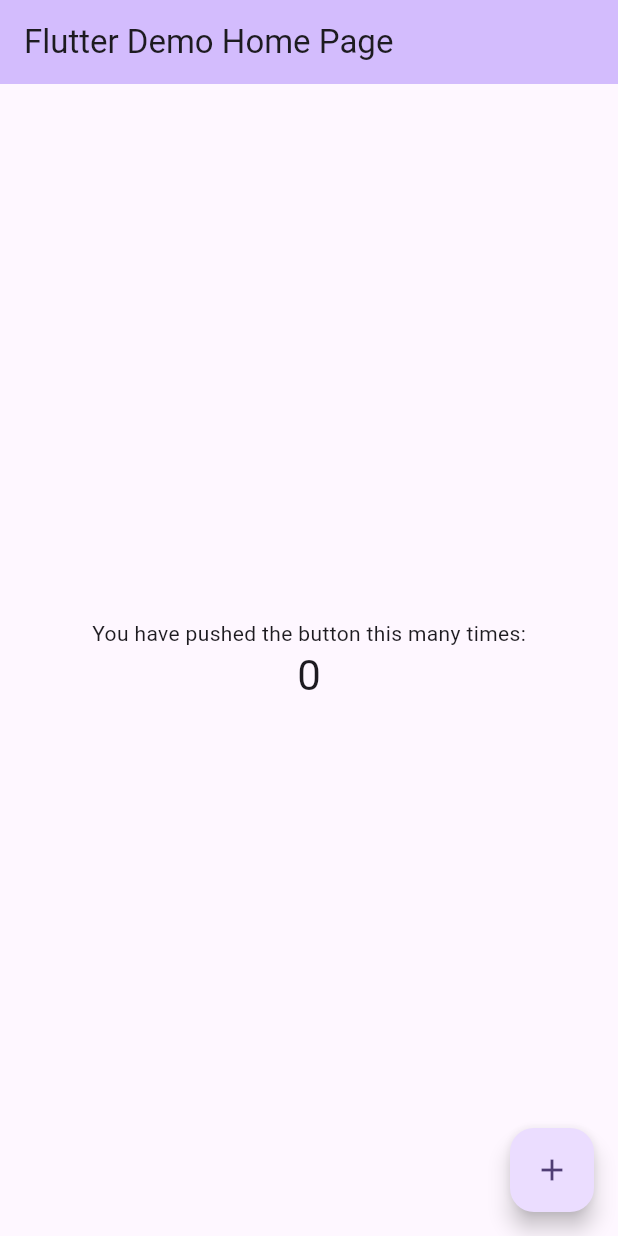
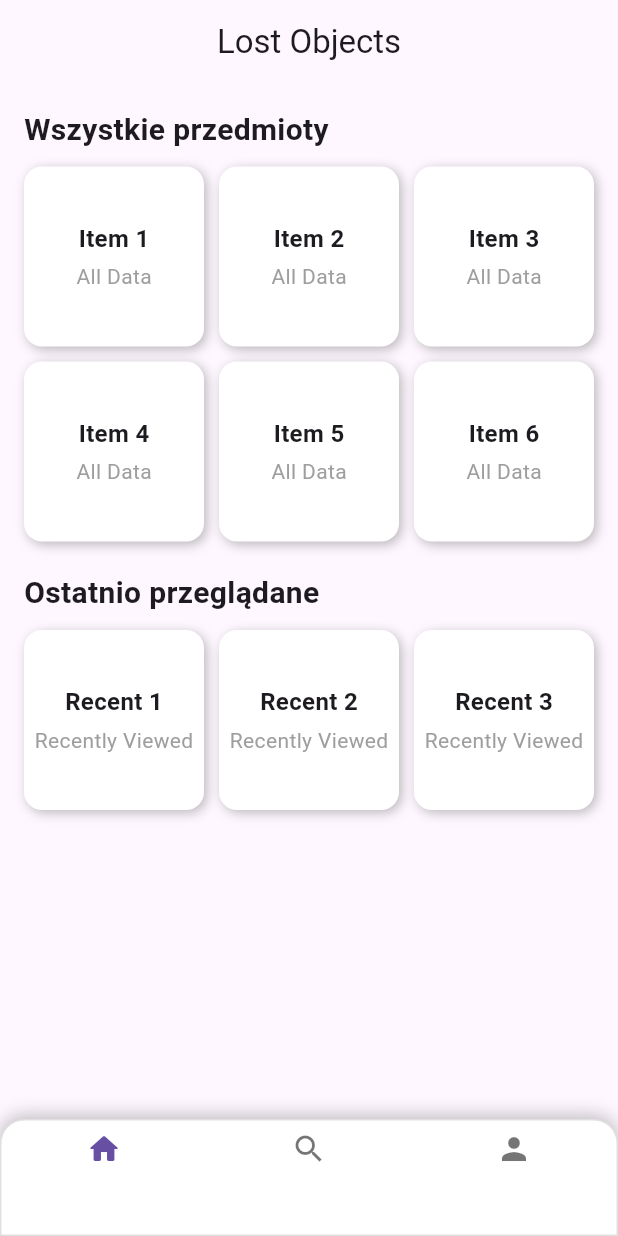
Before and after one commit to gabbaron105/licYolo, a Flutter app: the screen it shows after launch, on a phone screen of 412 x 824 dp. Run offline on Flutter 3.47's test engine with Material 3 defaults, Android fonts, the phone set to English and light mode, and no system bars.

Commit message:
dodanie troche frontu

```diff
--- /dev/null
+++ b/front/lib/components/custom_navbar.dart
@@ -0,0 +1,66 @@
+import 'package:flutter/material.dart';
+
+class CustomNavBar extends StatelessWidget {
+  final int currentIndex;
+  final Function(int) onTap;
+
+  CustomNavBar({required this.currentIndex, required this.onTap});
+
+  @override
+  Widget build(BuildContext context) {
+    return Container(
+      decoration: BoxDecoration(
+        color: Colors.white,
+        borderRadius: BorderRadius.only(
+          topLeft: Radius.circular(16.0),
+          topRight: Radius.circular(16.0),
+        ),
+        boxShadow: [
+          BoxShadow(
+            color: Colors.black26,
+            blurRadius: 10.0,
+            offset: Offset(0, -2),
+          ),
+        ],
+        border: Border.all(
+          color: Colors.grey.shade300,
+          width: 1.0,
+        ),
+      ),
+      child: BottomNavigationBar(
+        currentIndex: currentIndex,
+        onTap: onTap,
+        backgroundColor: Colors.transparent,
+        elevation: 0,
+        items: [
+          BottomNavigationBarItem(
+            icon: _navBarItem(Icons.home_rounded, ""),
+            label: '',
+          ),
+          BottomNavigationBarItem(
+            icon: _navBarItem(Icons.search, ""),
+            label: '',
+          ),
+          BottomNavigationBarItem(
+            icon: _navBarItem(Icons.person, ""),
+            label: '',
+          ),
+        ],
+      ),
+    );
+  }
+
+  Widget _navBarItem(IconData icon, String label) {
+    return Padding(
+      padding: const EdgeInsets.symmetric(horizontal: 16.0),
+      child: Column(
+        mainAxisSize: MainAxisSize.min,
+        mainAxisAlignment: MainAxisAlignment.center,
+        children: [
+          Icon(icon),
+          Text(label, style: TextStyle(fontSize: 12)),
+        ],
+      ),
+    );
+  }
+}
--- /dev/null
+++ b/front/lib/components/tiles_component.dart
@@ -0,0 +1,60 @@
+import 'package:flutter/material.dart';
+
+class TilesComponent extends StatelessWidget {
+  final List<Map<String, String>> tilesData; // Lista danych przekazywana do kafelków
+  final Function(String, String) onTileClick; // Callback for tile clicks
+
+  // Konstruktor przyjmuje dane
+  TilesComponent({required this.tilesData, required this.onTileClick});
+
+  @override
+  Widget build(BuildContext context) {
+    return GridView.builder(
+      shrinkWrap: true,
+      physics: NeverScrollableScrollPhysics(),
+      gridDelegate: SliverGridDelegateWithFixedCrossAxisCount(
+        crossAxisCount: 3, // Liczba kafelków w jednym wierszu
+        crossAxisSpacing: 10,
+        mainAxisSpacing: 10,
+      ),
+      itemCount: tilesData.length,
+      itemBuilder: (context, index) {
+        final tile = tilesData[index];
+        return GestureDetector(
+          onTap: () => onTileClick(tile['title']!, tile['subtitle']!),
+          child: _buildTile(tile['title']!, tile['subtitle']!),
+        );
+      },
+    );
+  }
+
+  Widget _buildTile(String title, String subtitle) {
+    return Container(
+      decoration: BoxDecoration(
+        color: Colors.white,
+        borderRadius: BorderRadius.circular(12.0),
+        boxShadow: [
+          BoxShadow(
+            color: Colors.black26,
+            blurRadius: 6.0,
+            offset: Offset(2, 2),
+          ),
+        ],
+      ),
+      child: Column(
+        mainAxisAlignment: MainAxisAlignment.center,
+        children: [
+          Text(
+            title,
+            style: TextStyle(fontSize: 16, fontWeight: FontWeight.bold),
+          ),
+          SizedBox(height: 4),
+          Text(
+            subtitle,
+            style: TextStyle(fontSize: 14, color: Colors.grey),
+          ),
+        ],
+      ),
+    );
+  }
+}
--- a/front/lib/main.dart
+++ b/front/lib/main.dart
@@ -1,125 +1,19 @@
 import 'package:flutter/material.dart';
+import 'pages/home_page.dart';
 
 void main() {
-  runApp(const MyApp());
+  runApp(MyApp());
 }
 
 class MyApp extends StatelessWidget {
-  const MyApp({super.key});
-
-  // This widget is the root of your application.
   @override
   Widget build(BuildContext context) {
     return MaterialApp(
-      title: 'Flutter Demo',
+      title: 'Lost Objects App',
       theme: ThemeData(
-        // This is the theme of your application.
-        //
-        // TRY THIS: Try running your application with "flutter run". You'll see
-        // the application has a purple toolbar. Then, without quitting the app,
-        // try changing the seedColor in the colorScheme below to Colors.green
-        // and then invoke "hot reload" (save your changes or press the "hot
-        // reload" button in a Flutter-supported IDE, or press "r" if you used
-        // the command line to start the app).
-        //
-        // Notice that the counter didn't reset back to zero; the application
-        // state is not lost during the reload. To reset the state, use hot
-        // restart instead.
-        //
-        // This works for code too, not just values: Most code changes can be
-        // tested with just a hot reload.
-        colorScheme: ColorScheme.fromSeed(seedColor: Colors.deepPurple),
-        useMaterial3: true,
+        primarySwatch: Colors.blue,
       ),
-      home: const MyHomePage(title: 'Flutter Demo Home Page'),
+      home: HomePage(),
     );
   }
 }
-
-class MyHomePage extends StatefulWidget {
-  const MyHomePage({super.key, required this.title});
-
-  // This widget is the home page of your application. It is stateful, meaning
-  // that it has a State object (defined below) that contains fields that affect
-  // how it looks.
-
-  // This class is the configuration for the state. It holds the values (in this
-  // case the title) provided by the parent (in this case the App widget) and
-  // used by the build method of the State. Fields in a Widget subclass are
-  // always marked "final".
-
-  final String title;
-
-  @override
-  State<MyHomePage> createState() => _MyHomePageState();
-}
-
-class _MyHomePageState extends State<MyHomePage> {
-  int _counter = 0;
-
-  void _incrementCounter() {
-    setState(() {
-      // This call to setState tells the Flutter framework that something has
-      // changed in this State, which causes it to rerun the build method below
-      // so that the display can reflect the updated values. If we changed
-      // _counter without calling setState(), then the build method would not be
-      // called again, and so nothing would appear to happen.
-      _counter++;
-    });
-  }
-
-  @override
-  Widget build(BuildContext context) {
-    // This method is rerun every time setState is called, for instance as done
-    // by the _incrementCounter method above.
-    //
-    // The Flutter framework has been optimized to make rerunning build methods
-    // fast, so that you can just rebuild anything that needs updating rather
-    // than having to individually change instances of widgets.
-    return Scaffold(
-      appBar: AppBar(
-        // TRY THIS: Try changing the color here to a specific color (to
-        // Colors.amber, perhaps?) and trigger a hot reload to see the AppBar
-        // change color while the other colors stay the same.
-        backgroundColor: Theme.of(context).colorScheme.inversePrimary,
-        // Here we take the value from the MyHomePage object that was created by
-        // the App.build method, and use it to set our appbar title.
-        title: Text(widget.title),
-      ),
-      body: Center(
-        // Center is a layout widget. It takes a single child and positions it
-        // in the middle of the parent.
-        child: Column(
-          // Column is also a layout widget. It takes a list of children and
-          // arranges them vertically. By default, it sizes itself to fit its
-          // children horizontally, and tries to be as tall as its parent.
-          //
-          // Column has various properties to control how it sizes itself and
-          // how it positions its children. Here we use mainAxisAlignment to
-          // center the children vertically; the main axis here is the vertical
-          // axis because Columns are vertical (the cross axis would be
-          // horizontal).
-          //
-          // TRY THIS: Invoke "debug painting" (choose the "Toggle Debug Paint"
-          // action in the IDE, or press "p" in the console), to see the
-          // wireframe for each widget.
-          mainAxisAlignment: MainAxisAlignment.center,
-          children: <Widget>[
-            const Text(
-              'You have pushed the button this many times:',
-            ),
-            Text(
-              '$_counter',
-              style: Theme.of(context).textTheme.headlineMedium,
-            ),
-          ],
-        ),
-      ),
-      floatingActionButton: FloatingActionButton(
-        onPressed: _incrementCounter,
-        tooltip: 'Increment',
-        child: const Icon(Icons.add),
-      ), // This trailing comma makes auto-formatting nicer for build methods.
-    );
-  }
-}
--- /dev/null
+++ b/front/lib/pages/home_page.dart
@@ -0,0 +1,104 @@
+import 'package:flutter/material.dart';
+import '../components/tiles_component.dart';
+import '../components/custom_navbar.dart'; // Import the custom navigation bar
+import 'details_page.dart'; // Import the new details page
+import 'search_page.dart'; // Import the new search page
+
+class HomePage extends StatefulWidget {
+  @override
+  _HomePageState createState() => _HomePageState();
+}
+
+class _HomePageState extends State<HomePage> {
+  int _currentIndex = 0;
+
+  final List<Widget> _pages = [
+    _HomeContent(), // Strona z kafelkami jako komponenty
+    SearchPage(), // Strona z wyszukiwaniem
+    Center(child: Text('Profile Screen', style: TextStyle(fontSize: 24))),
+  ];
+
+  @override
+  Widget build(BuildContext context) {
+    return Scaffold(
+      appBar: AppBar(
+        title: Text('Lost Objects'),
+        centerTitle: true,
+      ),
+      body: _pages[_currentIndex],
+      bottomNavigationBar: CustomNavBar(
+        currentIndex: _currentIndex,
+        onTap: (index) {
+          setState(() {
+            _currentIndex = index;
+          });
+        },
+      ),
+    );
+  }
+}
+
+// Widget dla zawartości strony "Home"
+class _HomeContent extends StatelessWidget {
+  final List<Map<String, String>> allItems = [
+    {'title': 'Item 1', 'subtitle': 'All Data'},
+    {'title': 'Item 2', 'subtitle': 'All Data'},
+    {'title': 'Item 3', 'subtitle': 'All Data'},
+    {'title': 'Item 4', 'subtitle': 'All Data'},
+    {'title': 'Item 5', 'subtitle': 'All Data'},
+    {'title': 'Item 6', 'subtitle': 'All Data'},
+  ];
+
+  final List<Map<String, String>> recentItems = [
+    {'title': 'Recent 1', 'subtitle': 'Recently Viewed'},
+    {'title': 'Recent 2', 'subtitle': 'Recently Viewed'},
+    {'title': 'Recent 3', 'subtitle': 'Recently Viewed'},
+  ];
+
+  @override
+  Widget build(BuildContext context) {
+    return SingleChildScrollView(
+      child: Padding(
+        padding: const EdgeInsets.all(16.0),
+        child: Column(
+          crossAxisAlignment: CrossAxisAlignment.start,
+          children: [
+            Text(
+              'Wszystkie przedmioty',
+              style: TextStyle(fontSize: 20, fontWeight: FontWeight.bold),
+            ),
+            SizedBox(height: 10),
+            TilesComponent(
+              tilesData: allItems,
+              onTileClick: (title, subtitle) {
+                Navigator.push(
+                  context,
+                  MaterialPageRoute(
+                    builder: (context) => DetailsPage(title: title, subtitle: subtitle),
+                  ),
+                );
+              },
+            ), // Wszystkie przedmioty
+            SizedBox(height: 20),
+            Text(
+              'Ostatnio przeglądane',
+              style: TextStyle(fontSize: 20, fontWeight: FontWeight.bold),
+            ),
+            SizedBox(height: 10),
+            TilesComponent(
+              tilesData: recentItems,
+              onTileClick: (title, subtitle) {
+                Navigator.push(
+                  context,
+                  MaterialPageRoute(
+                    builder: (context) => DetailsPage(title: title, subtitle: subtitle),
+                  ),
+                );
+              },
+            ), // Ostatnio przeglądane
+          ],
+        ),
+      ),
+    );
+  }
+}
```
Also changed, not shown: front/lib/pages/details_page.dart (added, +47 -0 lines), front/lib/pages/search_page.dart (added, +139 -0 lines), 1 other file.
